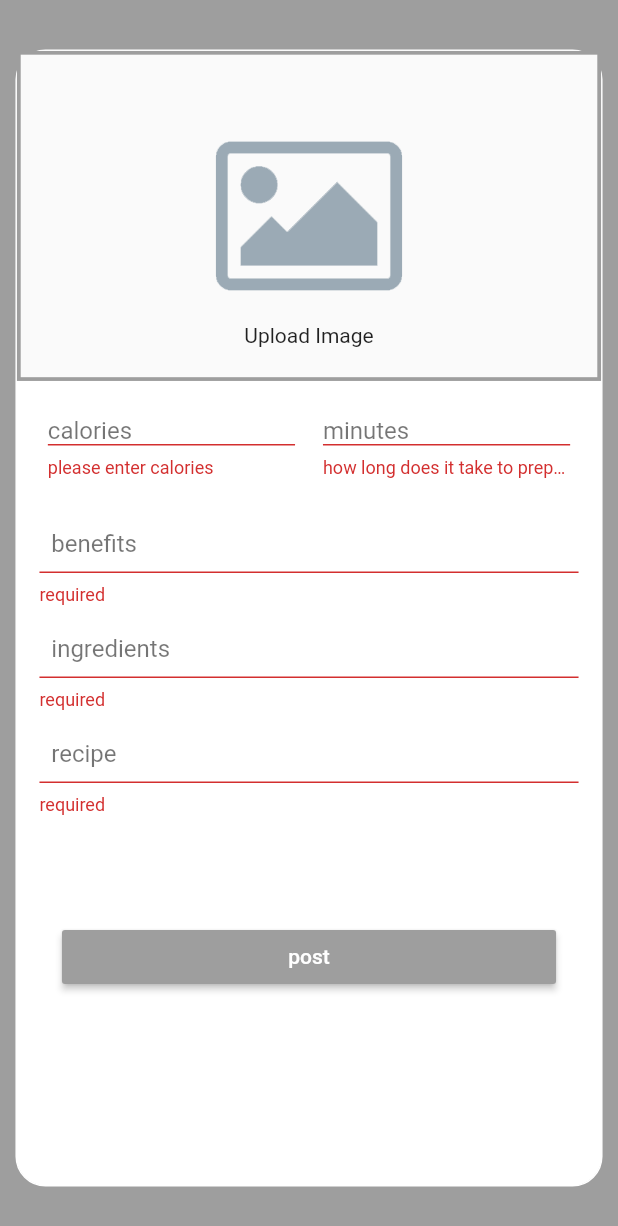
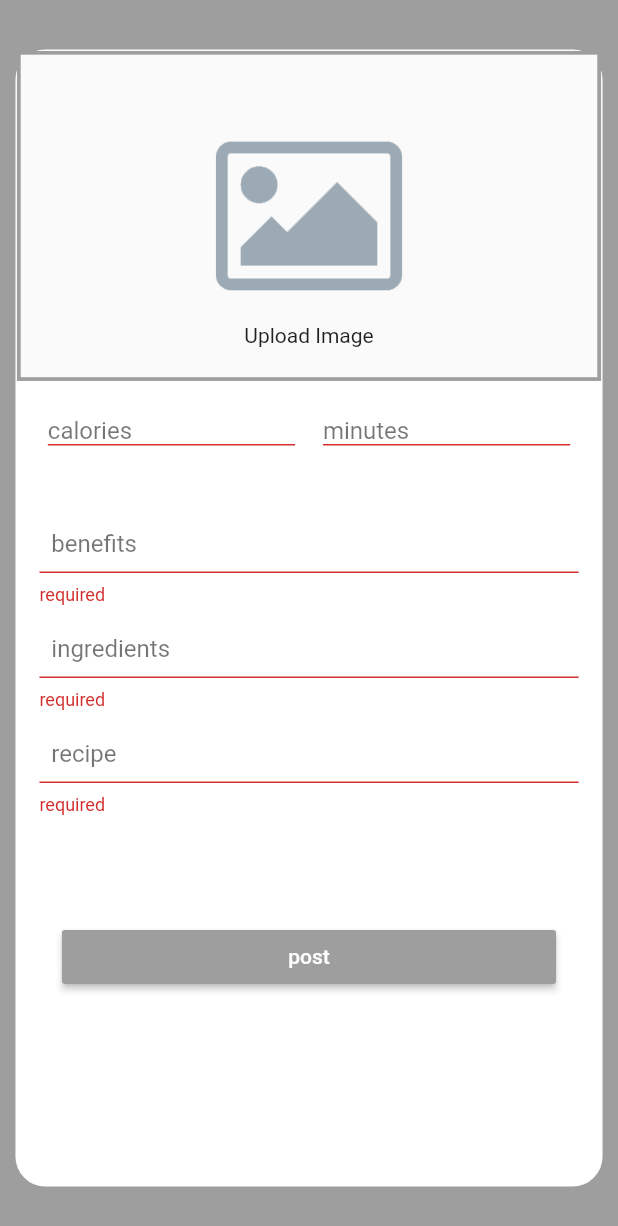
Before and after one commit to Health-Social/app_guru, a Flutter app: the MealUploadPage screen opened directly with empty values, after a tap on "post", on a phone screen of 412 x 824 dp. Shown: the top 1226 px of the screen. Run offline on Flutter 3.47's test engine with Material 2 defaults, Android fonts, the light colour scheme and no system bars; our stand-ins replace flutter_rating.

Commit message:
Before dev Named Routes

```diff
--- a/lib/pages/upload pages/meal.dart
+++ b/lib/pages/upload pages/meal.dart
@@ -114,7 +114,7 @@ class _MealUploadPageState extends State<MealUploadPage> {
           },
           validator: (value) {
             if (value.isEmpty) {
-              return 'please enter calories';
+              return '';
             }
           },
           keyboardType: TextInputType.number,
@@ -134,7 +134,7 @@ class _MealUploadPageState extends State<MealUploadPage> {
           },
           validator: (value) {
             if (value.isEmpty) {
-              return 'how long does it take to prepare?';
+              return '';
             }
           },
           keyboardType: TextInputType.number,
--- a/lib/post display/home page card/diet.dart
+++ b/lib/post display/home page card/diet.dart
@@ -32,7 +32,7 @@ class DietPostHomePage extends StatelessWidget {
           child: Stack(
             children: <Widget>[
               Container(
-                child: Image(
+                child:  Image(
                     image: AssetImage(
                       _post.imageUrl,
                     ),
--- a/pubspec.yaml
+++ b/pubspec.yaml
@@ -63,7 +63,7 @@ flutter:
     - assets/images/placeholderImage.jpg
     - assets/images/default.png
     - assets/images/logoBlue.png
-    - assets/images/logoInverse.png
+    - assets/images/logoInverse.PNG
 
   # An image asset can refer to one or more resolution-specific "variants", see
   # https://flutter.io/assets-and-images/#resolution-aware.
```
